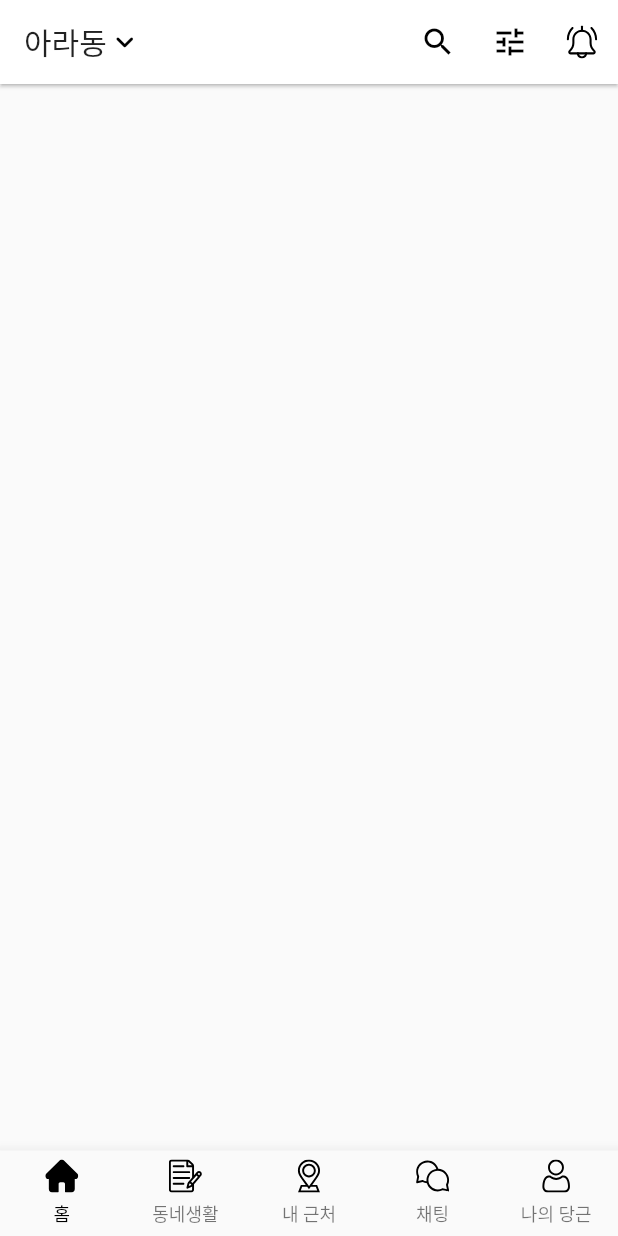
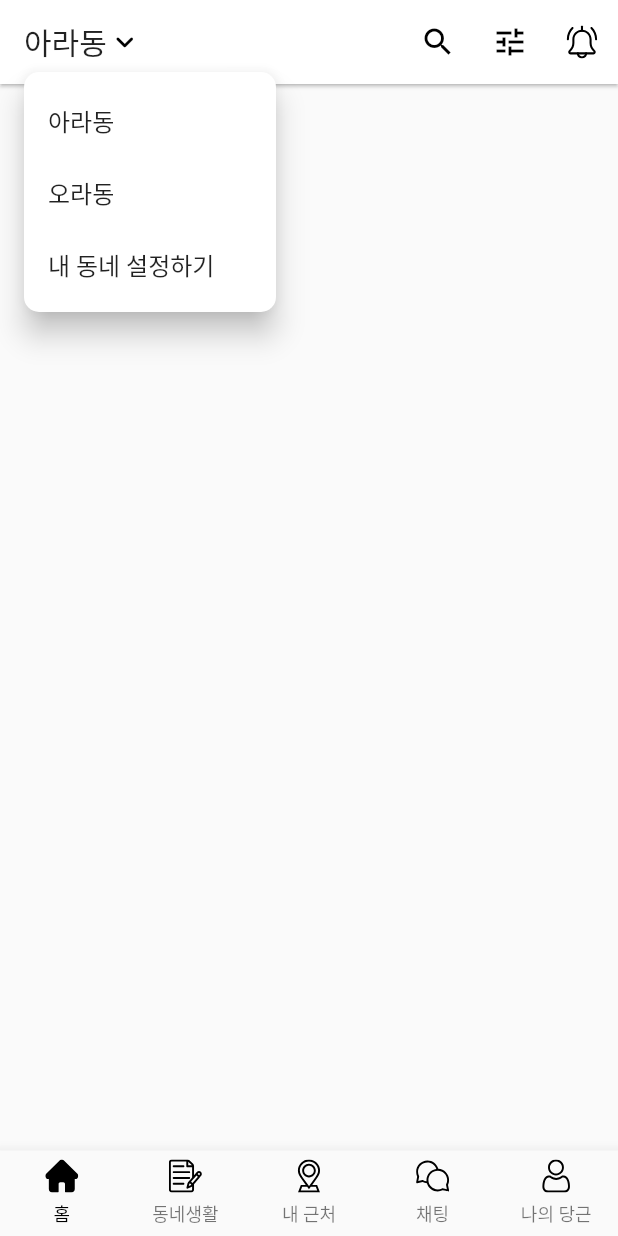
Before and after one commit to realryankim/flutter-karrot-market-clone, a Flutter app: the screen it shows after launch, after a tap on "아라동", on a phone screen of 412 x 824 dp. Run offline on Flutter 3.47's test engine with Material 2 defaults, Android fonts, the phone set to English and light mode, and no system bars; our stand-ins replace flutter_svg, get.

Commit message:
add popup_menu_drop_down

```diff
--- a/lib/app.dart
+++ b/lib/app.dart
@@ -1,10 +1,27 @@
 import 'package:carrot_market_clone/controller/app_controller.dart';
+import 'package:carrot_market_clone/pages/home.dart';
 import 'package:flutter/material.dart';
 import 'package:flutter_svg/flutter_svg.dart';
 import 'package:get/get.dart';
 
 class App extends GetView<AppController> {
   const App({Key? key}) : super(key: key);
+
+  Widget _bodyWidget() {
+    switch (controller.currentIndex.value) {
+      case 0:
+        return Home();
+      case 1:
+        return Container();
+      case 2:
+        return Container();
+      case 3:
+        return Container();
+      case 4:
+        return Container();
+    }
+    return Container();
+  }
 
   BottomNavigationBarItem _bottomNavigationBarItem(
       String iconName, String label) {
@@ -24,44 +41,46 @@ class App extends GetView<AppController> {
   @override
   Widget build(BuildContext context) {
     return Scaffold(
-      appBar: AppBar(
-        title: GestureDetector(
-          onTap: () {
-            print('다른 지역');
-          },
-          child: Row(
-            children: [
-              Text('아라동'),
-              Icon(Icons.keyboard_arrow_down_rounded),
-            ],
-          ),
-        ),
-        elevation: 1.0,
-        actions: [
-          IconButton(
-            onPressed: () {
-              print('상품 검색');
-            },
-            icon: Icon(Icons.search),
-          ),
-          IconButton(
-            onPressed: () {
-              print('카테고리');
-            },
-            icon: Icon(Icons.tune),
-          ),
-          IconButton(
-            onPressed: () {
-              print('알림');
-            },
-            icon: SvgPicture.asset(
-              'assets/svg/bell.svg',
-              width: 22,
-            ),
-          ),
-        ],
-      ),
-      body: Container(),
+      // appBar: AppBar(
+      //   title: GestureDetector(
+      //     onTap: () {
+      //       print('다른 지역');
+      //     },
+      //     child: Row(
+      //       children: [
+      //         Text('아라동'),
+      //         Icon(Icons.keyboard_arrow_down_rounded),
+      //       ],
+      //     ),
+      //   ),
+      //   elevation: 1.0,
+      //   actions: [
+      //     IconButton(
+      //       onPressed: () {
+      //         print('상품 검색');
+      //       },
+      //       icon: Icon(Icons.search),
+      //     ),
+      //     IconButton(
+      //       onPressed: () {
+      //         print('카테고리');
+      //       },
+      //       icon: Icon(Icons.tune),
+      //     ),
+      //     IconButton(
+      //       onPressed: () {
+      //         print('알림');
+      //       },
+      //       icon: SvgPicture.asset(
+      //         'assets/svg/bell.svg',
+      //         width: 22,
+      //       ),
+      //     ),
+      //   ],
+      // ),
+      body: Obx(() {
+        return _bodyWidget();
+      }),
       bottomNavigationBar: Obx(
         () => BottomNavigationBar(
           type: BottomNavigationBarType.fixed,
--- /dev/null
+++ b/lib/controller/home_controller.dart
@@ -0,0 +1,23 @@
+import 'package:get/get.dart';
+
+class HomeController extends GetxController {
+  static HomeController get to => Get.find();
+
+  RxString? currentLocation = "".obs;
+
+  final Map<String, String> locationTypeToString = {
+    'ara': '아라동',
+    'ora': '오라동',
+    'setting_neighborhood': '내 동네 설정하기',
+  };
+
+  void changeLocation(String location) {
+    currentLocation!(location);
+  }
+
+  @override
+  void onInit() {
+    changeLocation('ara');
+    super.onInit();
+  }
+}
--- a/lib/main.dart
+++ b/lib/main.dart
@@ -13,6 +13,7 @@ class MyApp extends StatelessWidget {
   @override
   Widget build(BuildContext context) {
     return GetMaterialApp(
+      debugShowCheckedModeBanner: false,
       title: 'Carrot Market Clone',
       theme: ThemeData(
         primaryColor: Colors.white,
--- /dev/null
+++ b/lib/pages/home.dart
@@ -0,0 +1,77 @@
+import 'package:carrot_market_clone/controller/home_controller.dart';
+import 'package:flutter/material.dart';
+import 'package:flutter_svg/flutter_svg.dart';
+import 'package:get/get.dart';
+
+class Home extends StatelessWidget {
+  Home({Key? key}) : super(key: key);
+
+  final HomeController controller = Get.put(HomeController());
+
+  @override
+  Widget build(BuildContext context) {
+    return Scaffold(
+      appBar: AppBar(
+        title: GestureDetector(
+          onTap: () {
+            print('다른 지역');
+          },
+          child: PopupMenuButton<String>(
+            offset: Offset(0, 35),
+            shape: ShapeBorder.lerp(
+                RoundedRectangleBorder(
+                    borderRadius: BorderRadius.circular((10.0))),
+                RoundedRectangleBorder(
+                    borderRadius: BorderRadius.circular((10.0))),
+                1),
+            onSelected: (String where) {
+              controller.changeLocation(where);
+            },
+            itemBuilder: (BuildContext context) {
+              return [
+                PopupMenuItem(value: 'ara', child: Text('아라동')),
+                PopupMenuItem(value: 'ora', child: Text('오라동')),
+                PopupMenuItem(
+                    value: 'setting_neighborhood', child: Text('내 동네 설정하기')),
+              ];
+            },
+            child: Obx(
+              () => Row(
+                children: [
+                  Text(controller.locationTypeToString[
+                      controller.currentLocation!.value]!),
+                  Icon(Icons.keyboard_arrow_down_rounded),
+                ],
+              ),
+            ),
+          ),
+        ),
+        elevation: 1.0,
+        actions: [
+          IconButton(
+            onPressed: () {
+              print('상품 검색');
+            },
+            icon: Icon(Icons.search),
+          ),
+          IconButton(
+            onPressed: () {
+              print('카테고리');
+            },
+            icon: Icon(Icons.tune),
+          ),
+          IconButton(
+            onPressed: () {
+              print('알림');
+            },
+            icon: SvgPicture.asset(
+              'assets/svg/bell.svg',
+              width: 22,
+            ),
+          ),
+        ],
+      ),
+      body: Container(),
+    );
+  }
+}
```
